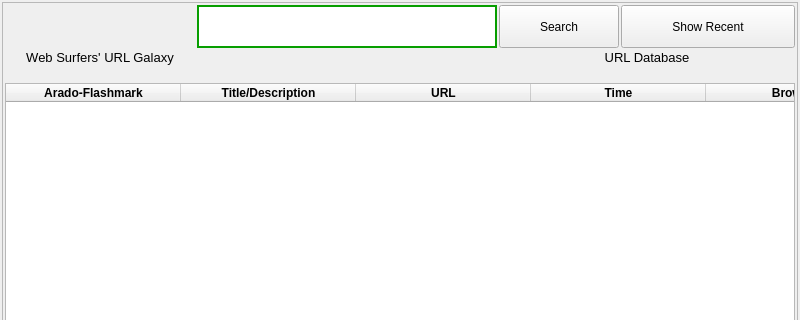
Old version of the form ui/url-display.ui in the repository berndhs/arado; both pictures show x 0 to 800 and y 0 to 320 of the 800 by 548 pixel window.
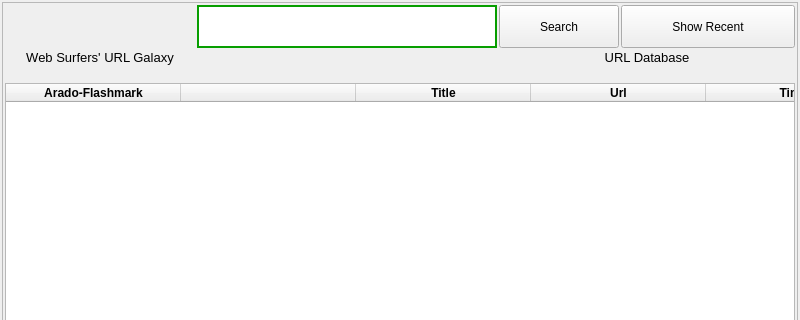
New version of the form. Icons and pictures are not drawn.

Commit message: column width and order

What changed in the file:
```diff
--- a/ui/url-display.ui
+++ b/ui/url-display.ui
@@ -107,7 +107,7 @@
          </column>
          <column>
           <property name="text">
-           <string>Title/Description</string>
+           <string/>
           </property>
           <property name="font">
            <font>
@@ -118,7 +118,18 @@
          </column>
          <column>
           <property name="text">
-           <string>URL</string>
+           <string>Title</string>
+          </property>
+          <property name="font">
+           <font>
+            <weight>75</weight>
+            <bold>true</bold>
+           </font>
+          </property>
+         </column>
+         <column>
+          <property name="text">
+           <string>Url</string>
           </property>
           <property name="font">
            <font>
@@ -138,17 +149,6 @@
            </font>
           </property>
          </column>
-         <column>
-          <property name="text">
-           <string>Browse</string>
-          </property>
-          <property name="font">
-           <font>
-            <weight>75</weight>
-            <bold>true</bold>
-           </font>
-          </property>
-         </column>
         </widget>
        </item>
        <item row="0" column="0">
```
The commit also changes 3 other files.
